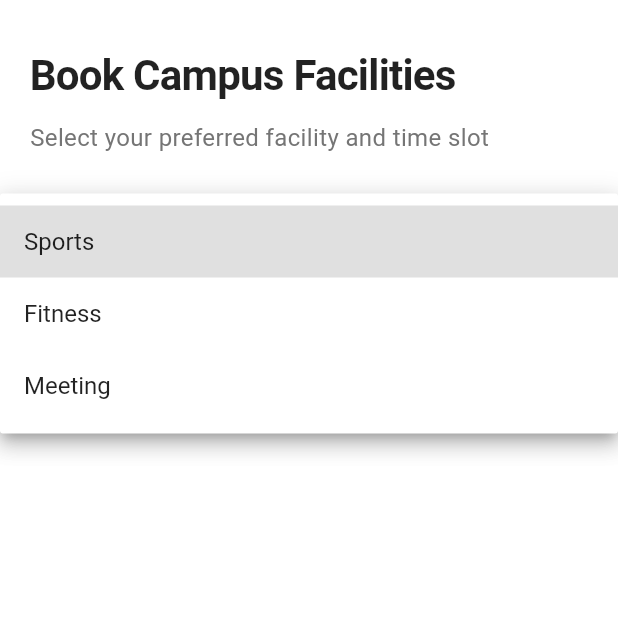
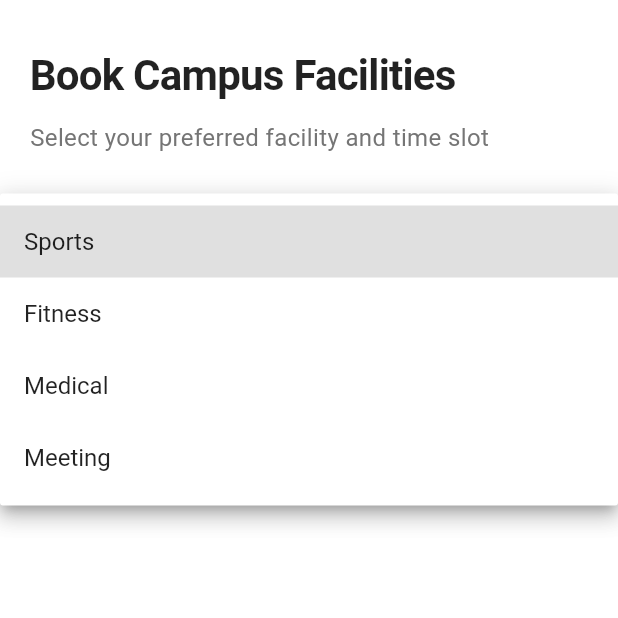
Before and after one commit to i-saurabha-23/hackfusion_android, a Flutter app: the CampusFacilityBooking screen opened directly, after a tap on "Select Facility Category", on a phone screen of 412 x 824 dp, the top half of it. Run offline on Flutter 3.47's test engine with Material 3 defaults, Android fonts, the light colour scheme and no system bars; our stand-ins replace animated_flip_counter, cached_network_image, cloud_firestore, firebase_core, firebase_storage, flutter_staggered_animations and 6 more; missing offline and left inert: twilio_flutter; accounts and stored records are empty.

Commit message:
Campus Booking ✅

```diff
--- a/lib/pages/SideMenuPages/CampusBooking/booking.dart
+++ b/lib/pages/SideMenuPages/CampusBooking/booking.dart
@@ -24,7 +24,10 @@ class _CampusFacilityBookingState extends State<CampusFacilityBooking> {
         '16:00-18:00',
         '18:00-20:00'
       ],
-      'description': 'Professional football ground with natural grass'
+      'description': 'Professional football ground with natural grass',
+      'maxCapacity': 1,
+      'allowMultiple': false,
+      'defaultMaxCap': 1
     },
     {
       'name': 'Gym',
@@ -37,7 +40,27 @@ class _CampusFacilityBookingState extends State<CampusFacilityBooking> {
         '17:30-19:00',
         '19:00-20:30'
       ],
-      'description': 'Fully equipped modern gymnasium'
+      'description': 'Fully equipped modern gymnasium',
+      'maxCapacity': 20,
+      'allowMultiple': true,
+      'defaultMaxCap': 20
+    },
+    {
+      'name': 'Hospital',
+      'category': 'Medical',
+      'timeSlots': [
+        '08:00-09:00',
+        '09:00-10:00',
+        '10:00-11:00',
+        '11:00-12:00',
+        '14:00-15:00',
+        '15:00-16:00',
+        '16:00-17:00'
+      ],
+      'description': 'Campus medical facility',
+      'maxCapacity': 6,
+      'allowMultiple': true,
+      'defaultMaxCap': 6
     },
     {
       'name': 'Basketball Court',
@@ -50,7 +73,10 @@ class _CampusFacilityBookingState extends State<CampusFacilityBooking> {
         '18:00-20:00',
         '20:00-22:00'
       ],
-      'description': 'Indoor basketball court with professional markings'
+      'description': 'Indoor basketball court with professional markings',
+      'maxCapacity': 1,
+      'allowMultiple': false,
+      'defaultMaxCap': 1
     },
     {
       'name': 'Swimming Pool',
@@ -63,7 +89,10 @@ class _CampusFacilityBookingState extends State<CampusFacilityBooking> {
         '17:30-19:00',
         '19:00-20:30'
       ],
-      'description': 'Olympic-sized swimming pool with professional lanes'
+      'description': 'Olympic-sized swimming pool with professional lanes',
+      'maxCapacity': 1,
+      'allowMultiple': false,
+      'defaultMaxCap': 1
     },
     {
       'name': 'Conference Hall',
@@ -75,22 +104,19 @@ class _CampusFacilityBookingState extends State<CampusFacilityBooking> {
         '15:00-17:00',
         '17:00-19:00'
       ],
-      'description': 'Modern conference hall with advanced facilities'
+      'description': 'Modern conference hall with advanced facilities',
+      'maxCapacity': 1,
+      'allowMultiple': false,
+      'defaultMaxCap': 1
     }
   ];
 
-  // Form Controllers
   final GlobalKey<FormState> _bookingFormKey = GlobalKey<FormState>();
-
-  // Booking Variables
   String? selectedCategory;
   String? selectedFacility;
   String? selectedTimeSlot;
   DateTime? selectedDate;
-
   final FirebaseFirestore _firestore = FirebaseFirestore.instance;
-
-  // Generate next 7 days
   late List<DateTime> nextSevenDays;
 
   @override
@@ -101,8 +127,7 @@ class _CampusFacilityBookingState extends State<CampusFacilityBooking> {
     });
   }
 
-  // Stream to get bookings
-  Stream<Map<DateTime, List<String>>> _getBookingsStream() {
+  Stream<Map<String, dynamic>> _getBookingsStream() {
     return _firestore
         .collection('SHOW-ALL')
         .doc('CAMPUS-BOOKINGS')
@@ -110,37 +135,65 @@ class _CampusFacilityBookingState extends State<CampusFacilityBooking> {
         .where('status', whereNotIn: ['Cancelled', 'Rejected'])
         .snapshots()
         .map((snapshot) {
-          Map<DateTime, List<String>> availabilityMap = {};
+          Map<DateTime, Map<String, Map<String, dynamic>>> availabilityMap = {};
 
           for (var doc in snapshot.docs) {
             DateTime bookingDate = DateTime.parse(doc['date']);
             String facility = doc['facility'];
             String timeSlot = doc['timeSlot'];
 
-            // Only add to map for the next 7 days
             if (nextSevenDays.any((day) =>
                 day.year == bookingDate.year &&
                 day.month == bookingDate.month &&
                 day.day == bookingDate.day)) {
               if (!availabilityMap.containsKey(bookingDate)) {
-                availabilityMap[bookingDate] = [];
+                availabilityMap[bookingDate] = {};
               }
-              availabilityMap[bookingDate]!.add(timeSlot);
+              if (!availabilityMap[bookingDate]!.containsKey(facility)) {
+                availabilityMap[bookingDate]![facility] = {};
+              }
+              if (!availabilityMap[bookingDate]![facility]!
+                  .containsKey(timeSlot)) {
+                var facilityData =
+                    facilities.firstWhere((f) => f['name'] == facility);
+                availabilityMap[bookingDate]![facility]![timeSlot] = {
+                  'count': 0,
+                  'maxCap': facilityData['defaultMaxCap']
+                };
+              }
+
+              availabilityMap[bookingDate]![facility]![timeSlot]['count'] =
+                  (availabilityMap[bookingDate]![facility]![timeSlot]
+                              ['count'] ??
+                          0) +
+                      1;
             }
           }
 
-          return availabilityMap;
+          return {
+            'bookings': availabilityMap,
+          };
         });
   }
 
-  // Comprehensive Booking Submission
+  bool _isSlotAvailable(
+    Map<DateTime, Map<String, Map<String, dynamic>>> bookingsMap,
+    DateTime date,
+    String facility,
+    String timeSlot,
+  ) {
+    var facilityData = facilities.firstWhere((f) => f['name'] == facility);
+    int defaultMaxCap = facilityData['defaultMaxCap'] as int;
+    int currentBookings =
+        bookingsMap[date]?[facility]?[timeSlot]?['count'] ?? 0;
+    return currentBookings < defaultMaxCap;
+  }
+
   Future<void> _submitBooking() async {
-    // Validate form
     if (!_bookingFormKey.currentState!.validate()) {
       return;
     }
 
-    // Check all required fields
     if (selectedCategory == null ||
         selectedFacility == null ||
         selectedTimeSlot == null ||
@@ -149,7 +202,24 @@ class _CampusFacilityBookingState extends State<CampusFacilityBooking> {
       return;
     }
 
-    // Get user email from UserController
+    var facilityData =
+        facilities.firstWhere((f) => f['name'] == selectedFacility);
+    int defaultMaxCap = facilityData['defaultMaxCap'] as int;
+
+    var bookingsSnapshot = await _firestore
+        .collection('SHOW-ALL')
+        .doc('CAMPUS-BOOKINGS')
+        .collection('DATA')
+        .where('date', isEqualTo: selectedDate!.toIso8601String())
+        .where('facility', isEqualTo: selectedFacility)
+        .where('timeSlot', isEqualTo: selectedTimeSlot)
+        .where('status', whereNotIn: ['Cancelled', 'Rejected']).get();
+
+    if (bookingsSnapshot.docs.length >= defaultMaxCap) {
+      _showErrorDialog('This slot has reached maximum capacity');
+      return;
+    }
+
     final UserController userController = Get.find();
     final String userEmail = userController.userEmail.value;
     final String userName = userController.userName.value;
@@ -159,7 +229,7 @@ class _CampusFacilityBookingState extends State<CampusFacilityBooking> {
       return;
     }
 
-    // Prepare booking data
+    String bookingId = _generateUniqueBookingId();
     Map<String, dynamic> bookingData = {
       'userEmail': userEmail,
       'userName': userName,
@@ -169,25 +239,24 @@ class _CampusFacilityBookingState extends State<CampusFacilityBooking> {
       'date': selectedDate!.toIso8601String(),
       'status': 'Approved',
       'timestamp': FieldValue.serverTimestamp(),
-      'bookingId': _generateUniqueBookingId(),
+      'bookingId': bookingId,
+      'maxCap': defaultMaxCap,
+      'currentCount': bookingsSnapshot.docs.length + 1
     };
 
     try {
-      // Save booking to Firestore
       await _firestore
           .collection('SHOW-ALL')
           .doc('CAMPUS-BOOKINGS')
           .collection('DATA')
-          .doc(_generateUniqueBookingId())
+          .doc(bookingId)
           .set(bookingData);
 
-      // Set isInitialized true
       await _firestore
           .collection('SHOW-ALL')
           .doc('CAMPUS-BOOKINGS')
           .set({'isInitialized': true}, SetOptions(merge: true));
 
-      // Reset form and show success
       _resetBookingForm();
       _showSuccessDialog('Booking submitted successfully!');
     } catch (e) {
@@ -195,12 +264,10 @@ class _CampusFacilityBookingState extends State<CampusFacilityBooking> {
     }
   }
 
-  // Generate a truly unique booking ID
   String _generateUniqueBookingId() {
     return '${selectedFacility}_${DateFormat('yyyyMMdd').format(selectedDate!)}_${selectedTimeSlot?.replaceAll(':', '')}_${DateTime.now().millisecondsSinceEpoch}';
   }
 
-  // Reset booking form
   void _resetBookingForm() {
     setState(() {
       selectedCategory = null;
@@ -215,17 +282,16 @@ class _CampusFacilityBookingState extends State<CampusFacilityBooking> {
     return Scaffold(
       backgroundColor: Colors.white,
       body: SafeArea(
-        child: StreamBuilder<Map<DateTime, List<String>>>(
+        child: StreamBuilder<Map<String, dynamic>>(
           stream: _getBookingsStream(),
           builder: (context, availabilitySnapshot) {
-            // Show loading indicator while fetching data
             if (!availabilitySnapshot.hasData) {
               return Center(child: CircularProgressIndicator());
             }
 
-            // Get the availability map
-            Map<DateTime, List<String>> availabilityMap =
-                availabilitySnapshot.data ?? {};
+            Map<DateTime, Map<String, Map<String, dynamic>>> bookingsMap =
+                availabilitySnapshot.data!['bookings']
+                    as Map<DateTime, Map<String, Map<String, dynamic>>>;
 
             return SingleChildScrollView(
               child: Padding(
@@ -236,7 +302,6 @@ class _CampusFacilityBookingState extends State<CampusFacilityBooking> {
                   child: Column(
                     crossAxisAlignment: CrossAxisAlignment.start,
                     children: [
-                      // Header
                       Text(
                         'Book Campus Facilities',
                         style: TextStyle(
@@ -255,8 +320,6 @@ class _CampusFacilityBookingState extends State<CampusFacilityBooking> {
                         ),
                       ),
                       SizedBox(height: 30),
-
-                      // Category Dropdown
                       _buildDropdownWithDecoration(
                         hint: 'Select Facility Category',
                         value: selectedCategory,
@@ -278,10 +341,7 @@ class _CampusFacilityBookingState extends State<CampusFacilityBooking> {
                         },
                         icon: Icons.category_outlined,
                       ),
-
                       SizedBox(height: 20),
-
-                      // Facility Dropdown
                       if (selectedCategory != null)
                         _buildDropdownWithDecoration(
                           hint: 'Select Specific Facility',
@@ -290,7 +350,18 @@ class _CampusFacilityBookingState extends State<CampusFacilityBooking> {
                               .where((f) => f['category'] == selectedCategory)
                               .map((f) => DropdownMenuItem<String>(
                                     value: f['name'] as String,
-                                    child: Text(f['name'] as String),
+                                    child: Row(
+                                      children: [
+                                        Text(f['name'] as String),
+                                        Text(
+                                          ' (Max: ${f['defaultMaxCap']})',
+                                          style: TextStyle(
+                                            color: Colors.grey[600],
+                                            fontSize: 14,
+                                          ),
+                                        ),
+                                      ],
+                                    ),
                                   ))
                               .toList(),
                           onChanged: (value) {
@@ -302,10 +373,7 @@ class _CampusFacilityBookingState extends State<CampusFacilityBooking> {
                           },
                           icon: Icons.sports_outlined,
                         ),
-
                       SizedBox(height: 20),
-
-                      // Date Selection
                       if (selectedFacility != null)
                         Column(
                           crossAxisAlignment: CrossAxisAlignment.start,
@@ -326,16 +394,18 @@ class _CampusFacilityBookingState extends State<CampusFacilityBooking> {
                                 itemCount: nextSevenDays.length,
                                 itemBuilder: (context, index) {
                                   DateTime date = nextSevenDays[index];
+                                  var facilityData = facilities.firstWhere(
+                                      (f) => f['name'] == selectedFacility);
 
-                                  // Check if the date is fully booked
-                                  List<String> bookedSlots =
-                                      availabilityMap[date] ?? [];
-                                  bool isFullyBooked = facilities
-                                      .firstWhere((f) =>
-                                          f['name'] ==
-                                          selectedFacility)['timeSlots']
-                                      .every(
-                                          (slot) => bookedSlots.contains(slot));
+                                  bool isFullyBooked =
+                                      facilityData['timeSlots'].every((slot) {
+                                    int currentBookings = bookingsMap[date]
+                                                ?[selectedFacility]?[slot]
+                                            ?['count'] ??
+                                        0;
+                                    return currentBookings >=
+                                        facilityData['defaultMaxCap'];
+                                  });
 
                                   bool isSelected =
                                       selectedDate?.day == date.day;
@@ -404,7 +474,7 @@ class _CampusFacilityBookingState extends State<CampusFacilityBooking> {
                                           ),
                                           if (isFullyBooked)
                                             Text(
-                                              'Booked',
+                                              'Fully Booked',
                                               style: TextStyle(
                                                 color: Colors.red,
                                                 fontSize: 10,
@@ -420,11 +490,8 @@ class _CampusFacilityBookingState extends State<CampusFacilityBooking> {
                             ),
                           ],
                         ),
-
                       SizedBox(height: 20),
-
-                      // Time Slots
-                      if (selectedDate != null)
+                      if (selectedDate != null && selectedFacility != null)
                         Column(
                           crossAxisAlignment: CrossAxisAlignment.start,
                           children: [
@@ -444,53 +511,64 @@ class _CampusFacilityBookingState extends State<CampusFacilityBooking> {
                                   .firstWhere((f) =>
                                       f['name'] ==
                                       selectedFacility)['timeSlots']
-                                  .where((slot) =>
-                                      !(availabilityMap[selectedDate] ?? [])
-                                          .contains(slot))
                                   .map<Widget>((slot) {
+                                var facilityData = facilities.firstWhere(
+                                    (f) => f['name'] == selectedFacility);
+                                int defaultMaxCap =
+                                    facilityData['defaultMaxCap'] as int;
+                                var slotData = bookingsMap[selectedDate]
+                                    ?[selectedFacility]?[slot];
+                                int currentCount = slotData?['count'] ?? 0;
+                                bool isAvailable = currentCount < defaultMaxCap;
                                 bool isSelected = selectedTimeSlot == slot;
-                                return ChoiceChip(
-                                  label: Text(
-                                    slot,
-                                    style: TextStyle(
-                                      color: isSelected
-                                          ? Colors.white
-                                          : Colors.black87,
+
+                                return Tooltip(
+                                  message: isAvailable
+                                      ? 'Available: ${currentCount}/${defaultMaxCap} spots'
+                                      : 'Fully Booked',
+                                  child: ChoiceChip(
+                                    label: Column(
+                                      mainAxisSize: MainAxisSize.min,
+                                      children: [
+                                        Text(
+                                          slot,
+                                          style: TextStyle(
+                                            color: isSelected
+                                                ? Colors.white
+                                                : Colors.black87,
+                                          ),
+                                        ),
+                                        Text(
+                                          '$currentCount/$defaultMaxCap',
+                                          style: TextStyle(
+                                            fontSize: 12,
+                                            color: isSelected
+                                                ? Colors.white70
+                                                : Colors.grey,
+                                          ),
+                                        ),
+                                      ],
                                     ),
+                                    selected: isSelected,
+                                    selectedColor: Colors.black,
+                                    backgroundColor: isAvailable
+                                        ? Colors.grey[200]
+                                        : Colors.red[100],
+                                    onSelected: isAvailable
+                                        ? (bool selected) {
+                                            setState(() {
+                                              selectedTimeSlot =
+                                                  selected ? slot : null;
+                                            });
+                                          }
+                                        : null,
                                   ),
-                                  selected: isSelected,
-                                  selectedColor: Colors.black,
-                                  backgroundColor: Colors.grey[200],
-                                  onSelected: (bool selected) {
-                                    setState(() {
-                                      selectedTimeSlot = selected ? slot : null;
-                                    });
-                                  },
                                 );
                               }).toList(),
                             ),
-                            if (facilities
-                                .firstWhere((f) =>
-                                    f['name'] == selectedFacility)['timeSlots']
-                                .every((slot) =>
-                                    (availabilityMap[selectedDate] ?? [])
-                                        .contains(slot)))
-                              Padding(
-                                padding: const EdgeInsets.only(top: 10),
-                                child: Text(
-                                  'All time slots for this date are booked.',
-                                  style: TextStyle(
-                                    color: Colors.red,
-                                    fontWeight: FontWeight.bold,
-                                  ),
-                                ),
-                              ),
                           ],
                         ),
-
-                      SizedBox(height: 20),
-
-                      // Book Now Button
+                      SizedBox(height: 30),
                       if (selectedCategory != null &&
                           selectedFacility != null &&
                           selectedDate != null &&
@@ -540,7 +618,6 @@ class _CampusFacilityBookingState extends State<CampusFacilityBooking> {
     );
   }
 
-  // Helper method for dropdown with icon and styling
   Widget _buildDropdownWithDecoration({
     required String hint,
     required dynamic value,
@@ -570,7 +647,6 @@ class _CampusFacilityBookingState extends State<CampusFacilityBooking> {
     );
   }
 
-  // Error Dialog
   void _showErrorDialog(String message) {
     showDialog(
       context: context,
@@ -587,7 +663,6 @@ class _CampusFacilityBookingState extends State<CampusFacilityBooking> {
     );
   }
 
-  // Success Dialog
   void _showSuccessDialog(String message) {
     showDialog(
       context: context,
```
